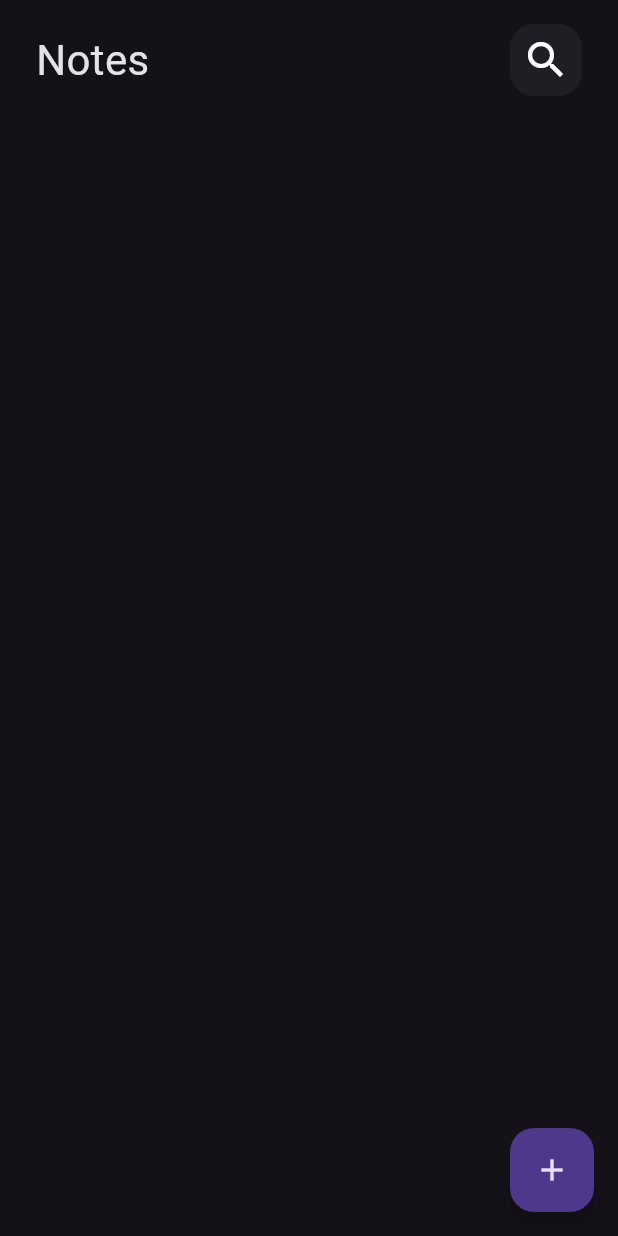
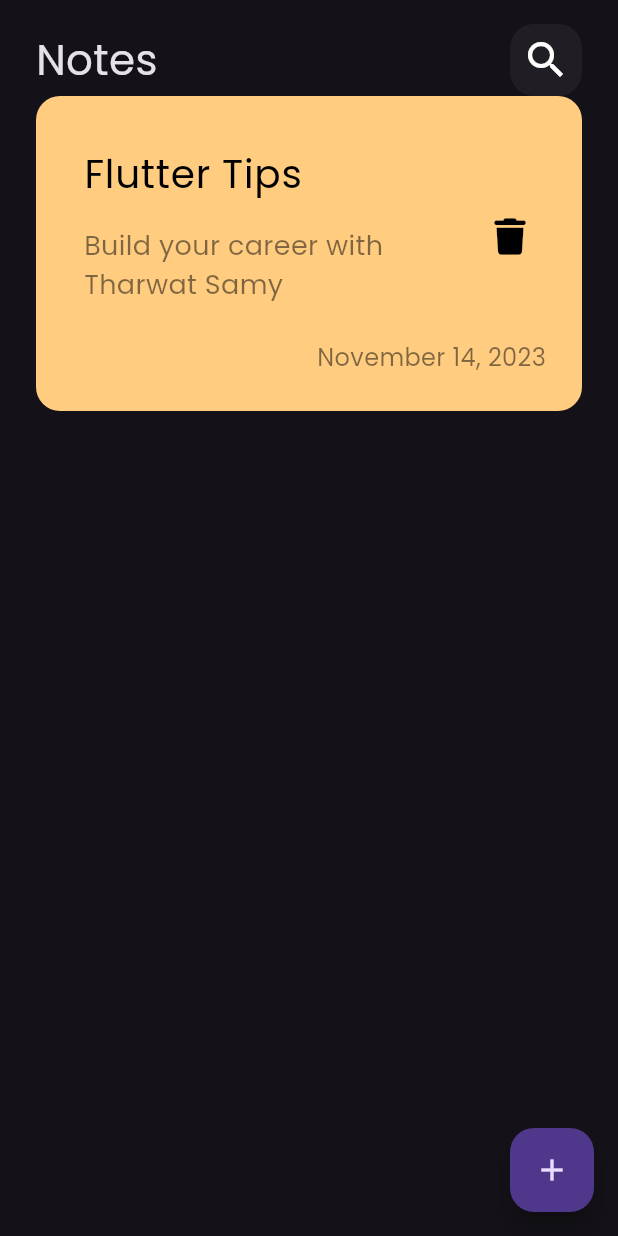
Before and after one commit to YoussefHabib97/notes_app_hive, a Flutter app: the screen it shows after launch, on a phone screen of 412 x 824 dp. Run offline on Flutter 3.47's test engine with Material 2 defaults, Android fonts, the phone set to English and light mode, and no system bars; our stand-ins replace font_awesome_flutter.

Commit message:
Created custom note item

```diff
--- a/lib/main.dart
+++ b/lib/main.dart
@@ -17,6 +17,7 @@ class NotesApp extends StatelessWidget {
       theme: ThemeData(
         useMaterial3: true,
         brightness: Brightness.dark,
+        fontFamily: 'Poppins',
       ),
       home: const NotesView(),
     );
--- /dev/null
+++ b/lib/views/widgets/custom_note_item.dart
@@ -0,0 +1,64 @@
+import 'package:flutter/material.dart';
+
+import 'package:font_awesome_flutter/font_awesome_flutter.dart';
+
+class NoteItem extends StatelessWidget {
+  const NoteItem({super.key});
+
+  @override
+  Widget build(BuildContext context) {
+    return Container(
+      padding: const EdgeInsets.only(
+        top: 24,
+        bottom: 24,
+        left: 16,
+      ),
+      decoration: BoxDecoration(
+        color: const Color(0xFFFFCC80),
+        borderRadius: BorderRadius.circular(16),
+      ),
+      child: Column(
+        crossAxisAlignment: CrossAxisAlignment.end,
+        children: [
+          ListTile(
+            title: const Text(
+              "Flutter Tips",
+              style: TextStyle(
+                fontSize: 26,
+                color: Colors.black,
+              ),
+            ),
+            subtitle: Padding(
+              padding: const EdgeInsets.symmetric(vertical: 16),
+              child: Text(
+                "Build your career with Tharwat Samy",
+                style: TextStyle(
+                  fontSize: 18,
+                  color: Colors.black.withOpacity(0.5),
+                ),
+              ),
+            ),
+            trailing: IconButton(
+              icon: const FaIcon(
+                FontAwesomeIcons.trash,
+                size: 24,
+                color: Colors.black,
+              ),
+              onPressed: () {},
+            ),
+          ),
+          Padding(
+            padding: const EdgeInsets.only(right: 24),
+            child: Text(
+              "November 14, 2023",
+              style: TextStyle(
+                fontSize: 16,
+                color: Colors.black.withOpacity(0.5),
+              ),
+            ),
+          )
+        ],
+      ),
+    );
+  }
+}
--- a/lib/views/widgets/notes_view_body.dart
+++ b/lib/views/widgets/notes_view_body.dart
@@ -1,4 +1,6 @@
 import 'package:flutter/material.dart';
+
+import 'custom_note_item.dart';
 
 import 'custom_app_bar.dart';
 
@@ -16,6 +18,7 @@ class NotesViewBody extends StatelessWidget {
         child: Column(
           children: [
             CustomAppBar(),
+            NoteItem(),
           ],
         ),
       ),
```
Also changed, not shown: pubspec.yaml (+8 -17 lines), assets/fonts/Poppins-Regular.ttf (added), pubspec.lock.
